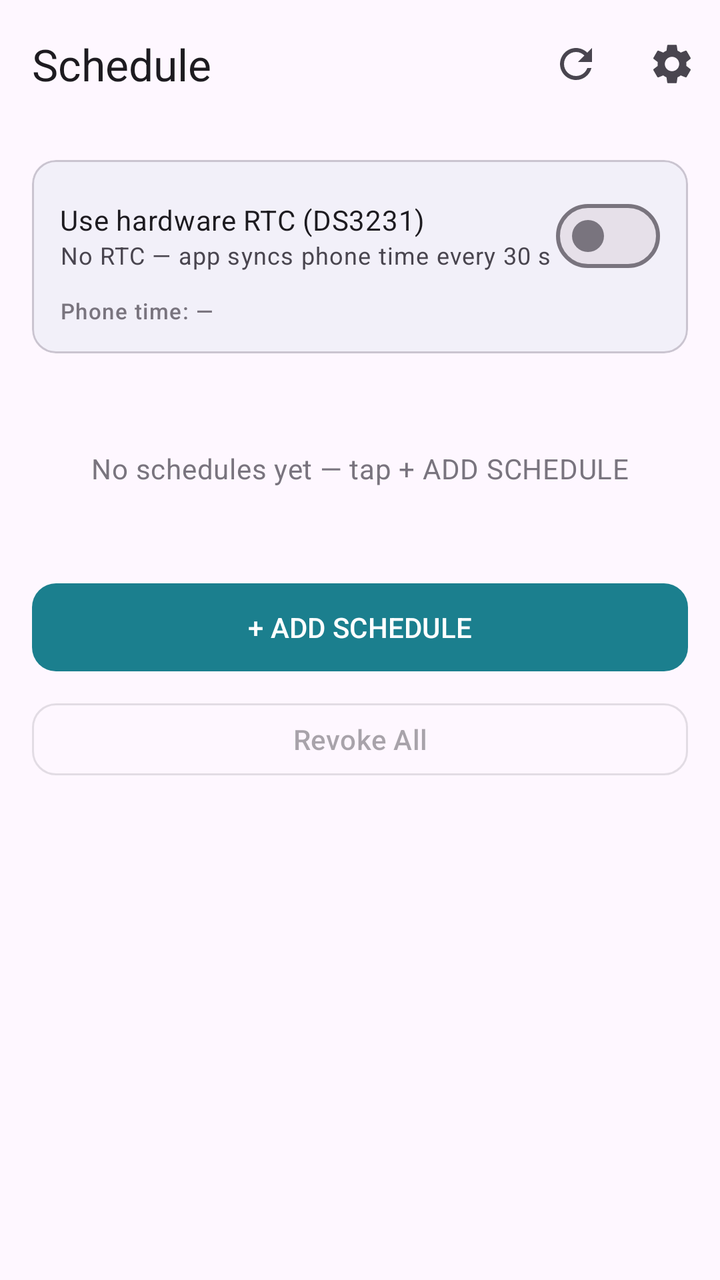
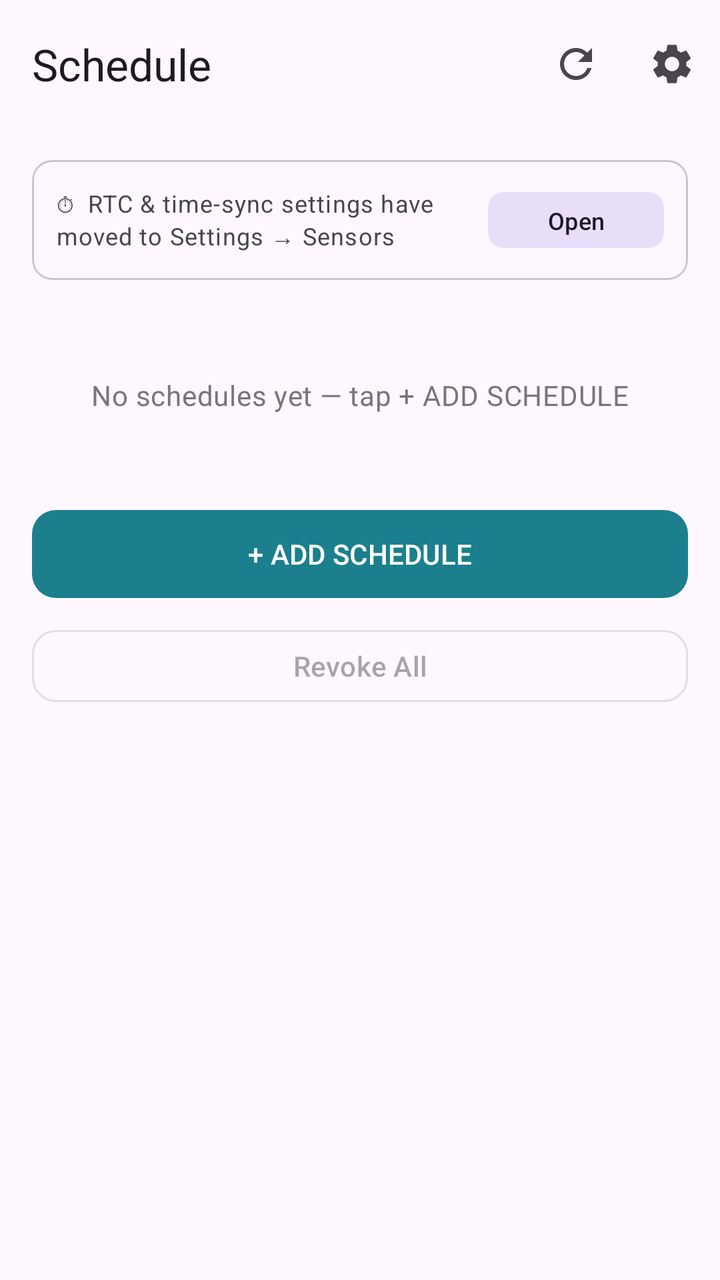

Compare the two renders of this Android layout. The source of the first and the diff that turns it into the second are given below.
<!-- AndroidManifest.xml: application theme Theme.MotorDrive -->
<!-- res/layout/fragment_scheduler.xml -->
<?xml version="1.0" encoding="utf-8"?>
<androidx.coordinatorlayout.widget.CoordinatorLayout
    xmlns:android="http://schemas.android.com/apk/res/android"
    xmlns:app="http://schemas.android.com/apk/res-auto"
    android:layout_width="match_parent"
    android:layout_height="match_parent"
    android:background="?attr/colorSurface">

    <com.google.android.material.appbar.AppBarLayout
        android:id="@+id/appBarLayout"
        android:layout_width="match_parent"
        android:layout_height="wrap_content">
        <com.google.android.material.appbar.MaterialToolbar
            android:id="@+id/toolbar"
            android:layout_width="match_parent"
            android:layout_height="?attr/actionBarSize"
            app:title="Schedule"
            app:menu="@menu/dashboard_menu" />
    </com.google.android.material.appbar.AppBarLayout>

    <androidx.core.widget.NestedScrollView
        android:layout_width="match_parent"
        android:layout_height="match_parent"
        app:layout_behavior="@string/appbar_scrolling_view_behavior">

        <LinearLayout
            android:layout_width="match_parent"
            android:layout_height="wrap_content"
            android:orientation="vertical"
            android:padding="16dp">

            
            <com.google.android.material.card.MaterialCardView
                android:layout_width="match_parent"
                android:layout_height="wrap_content"
                app:cardElevation="1dp"
                app:cardCornerRadius="12dp"
                android:layout_marginBottom="16dp">

                <LinearLayout
                    android:layout_width="match_parent"
                    android:layout_height="wrap_content"
                    android:orientation="vertical"
                    android:padding="14dp">

                    <LinearLayout
                        android:layout_width="match_parent"
                        android:layout_height="wrap_content"
                        android:orientation="horizontal"
                        android:gravity="center_vertical">

                        <LinearLayout
                            android:layout_width="0dp"
                            android:layout_height="wrap_content"
                            android:layout_weight="1"
                            android:orientation="vertical">
                            <TextView
                                android:layout_width="wrap_content"
                                android:layout_height="wrap_content"
                                android:text="Use hardware RTC (DS3231)"
                                android:textAppearance="?attr/textAppearanceBodyMedium" />
                            <TextView
                                android:id="@+id/tvRtcHint"
                                android:layout_width="wrap_content"
                                android:layout_height="wrap_content"
                                android:text="No RTC — app syncs phone time every 30 s"
                                android:textAppearance="?attr/textAppearanceBodySmall"
                                android:textColor="?attr/colorOnSurfaceVariant" />
                        </LinearLayout>

                        <com.google.android.material.materialswitch.MaterialSwitch
                            android:id="@+id/switchRtcEnabled"
                            android:layout_width="wrap_content"
                            android:layout_height="wrap_content" />
                    </LinearLayout>

                    <TextView
                        android:id="@+id/tvPhoneTime"
                        android:layout_width="match_parent"
                        android:layout_height="wrap_content"
                        android:text="Phone time: —"
                        android:textAppearance="?attr/textAppearanceLabelSmall"
                        android:textColor="?attr/colorOutline"
                        android:layout_marginTop="6dp" />
                </LinearLayout>
            </com.google.android.material.card.MaterialCardView>

            
            <TextView
                android:id="@+id/tvNoSchedules"
                android:layout_width="match_parent"
                android:layout_height="wrap_content"
                android:text="No schedules yet — tap + ADD SCHEDULE"
                android:gravity="center"
                android:textAppearance="?attr/textAppearanceBodyMedium"
                android:textColor="?attr/colorOutline"
                android:paddingVertical="32dp" />

            <androidx.recyclerview.widget.RecyclerView
                android:id="@+id/rvSchedules"
                android:layout_width="match_parent"
                android:layout_height="wrap_content"
                android:nestedScrollingEnabled="false"
                android:layout_marginBottom="12dp" />

            
            <com.google.android.material.button.MaterialButton
                android:id="@+id/btnAddSchedule"
                android:layout_width="match_parent"
                android:layout_height="52dp"
                android:text="+ ADD SCHEDULE"
                android:layout_marginBottom="8dp"
                app:cornerRadius="12dp"
                style="@style/Widget.Material3.Button" />

            <com.google.android.material.button.MaterialButton
                android:id="@+id/btnRevokeAll"
                android:layout_width="match_parent"
                android:layout_height="44dp"
                android:text="Revoke All"
                android:enabled="false"
                app:cornerRadius="12dp"
                style="@style/Widget.Material3.Button.OutlinedButton" />

        </LinearLayout>
    </androidx.core.widget.NestedScrollView>
</androidx.coordinatorlayout.widget.CoordinatorLayout>
<!-- resources referenced by this layout -->
<resources>
  <style name="Theme.MotorDrive" parent="Theme.Material3.DayNight.NoActionBar">
          <item name="colorPrimary">@color/md_theme_seed</item>
          <item name="colorOnPrimary">#FFFFFF</item>
          <item name="colorPrimaryContainer">#CBE9ED</item>
          <item name="colorOnPrimaryContainer">#001F26</item>
          <item name="colorSecondary">#1A3A5C</item>
          <item name="colorOnSecondary">#FFFFFF</item>
          
          <item name="android:statusBarColor">@android:color/transparent</item>
          <item name="android:navigationBarColor">?attr/colorSurface</item>
          <item name="android:windowLightStatusBar">false</item>
      </style>
  <color name="md_theme_seed">#1B7F8E</color>
</resources>

<!-- the commit's change to res/layout/fragment_scheduler.xml (unified diff, before → after) -->
@@ -33,55 +33,35 @@
             <com.google.android.material.card.MaterialCardView
                 android:layout_width="match_parent"
                 android:layout_height="wrap_content"
-                app:cardElevation="1dp"
-                app:cardCornerRadius="12dp"
+                app:cardElevation="0dp"
+                app:cardCornerRadius="10dp"
+                app:strokeColor="?attr/colorOutlineVariant"
+                app:strokeWidth="1dp"
                 android:layout_marginBottom="16dp">
 
                 <LinearLayout
                     android:layout_width="match_parent"
                     android:layout_height="wrap_content"
-                    android:orientation="vertical"
-                    android:padding="14dp">
-
-                    <LinearLayout
-                        android:layout_width="match_parent"
-                        android:layout_height="wrap_content"
-                        android:orientation="horizontal"
-                        android:gravity="center_vertical">
-
-                        <LinearLayout
-                            android:layout_width="0dp"
-                            android:layout_height="wrap_content"
-                            android:layout_weight="1"
-                            android:orientation="vertical">
-                            <TextView
-                                android:layout_width="wrap_content"
-                                android:layout_height="wrap_content"
-                                android:text="Use hardware RTC (DS3231)"
-                                android:textAppearance="?attr/textAppearanceBodyMedium" />
-                            <TextView
-                                android:id="@+id/tvRtcHint"
-                                android:layout_width="wrap_content"
-                                android:layout_height="wrap_content"
-                                android:text="No RTC — app syncs phone time every 30 s"
-                                android:textAppearance="?attr/textAppearanceBodySmall"
-                                android:textColor="?attr/colorOnSurfaceVariant" />
-                        </LinearLayout>
-
-                        <com.google.android.material.materialswitch.MaterialSwitch
-                            android:id="@+id/switchRtcEnabled"
-                            android:layout_width="wrap_content"
-                            android:layout_height="wrap_content" />
-                    </LinearLayout>
+                    android:orientation="horizontal"
+                    android:gravity="center_vertical"
+                    android:padding="12dp">
 
                     <TextView
-                        android:id="@+id/tvPhoneTime"
-                        android:layout_width="match_parent"
+                        android:layout_width="0dp"
                         android:layout_height="wrap_content"
-                        android:text="Phone time: —"
-                        android:textAppearance="?attr/textAppearanceLabelSmall"
-                        android:textColor="?attr/colorOutline"
-                        android:layout_marginTop="6dp" />
+                        android:layout_weight="1"
+                        android:text="⏱  RTC &amp; time-sync settings have moved to Settings → Sensors"
+                        android:textAppearance="?attr/textAppearanceBodySmall"
+                        android:textColor="?attr/colorOnSurfaceVariant" />
+
+                    <com.google.android.material.button.MaterialButton
+                        android:id="@+id/btnGoToRtcSettings"
+                        android:layout_width="wrap_content"
+                        android:layout_height="36dp"
+                        android:text="Open"
+                        android:textSize="12sp"
+                        app:cornerRadius="8dp"
+                        style="@style/Widget.Material3.Button.TonalButton" />
                 </LinearLayout>
             </com.google.android.material.card.MaterialCardView>
 
